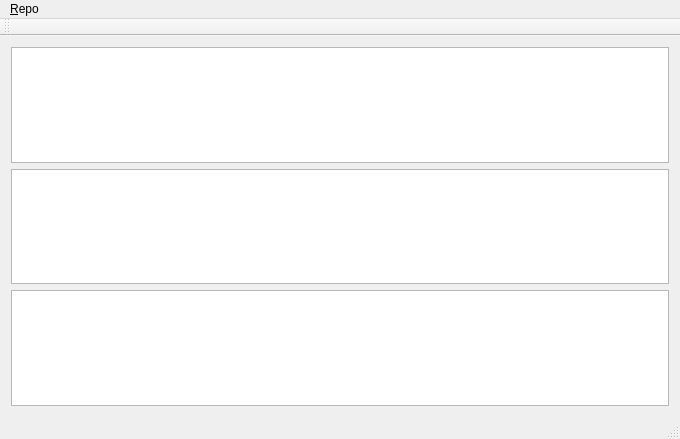
This is GitLog/logwindow.ui in zolotov-av/GitTools as Qt 5 draws it before an edit. The edited form follows.
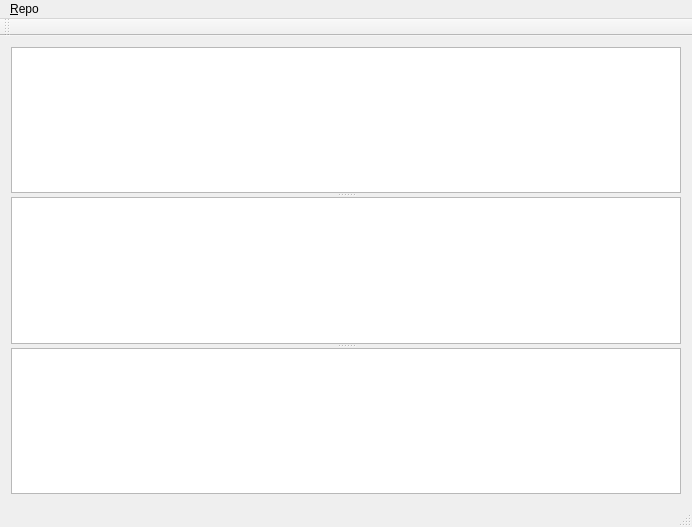
This is the edited form.

Commit message: save and restore splitter state

What changed in the file:
```diff
--- a/GitLog/logwindow.ui
+++ b/GitLog/logwindow.ui
@@ -6,8 +6,8 @@
    <rect>
     <x>0</x>
     <y>0</y>
-    <width>680</width>
-    <height>439</height>
+    <width>692</width>
+    <height>527</height>
    </rect>
   </property>
   <property name="windowTitle">
@@ -16,13 +16,14 @@
   <widget class="QWidget" name="centralWidget">
    <layout class="QVBoxLayout" name="verticalLayout">
     <item>
+     <widget class="QSplitter" name="splitter">
+      <property name="orientation">
+       <enum>Qt::Vertical</enum>
+      </property>
      <widget class="QTreeView" name="logView"/>
-    </item>
-    <item>
      <widget class="QTextEdit" name="commitMessage"/>
-    </item>
-    <item>
      <widget class="QTreeView" name="commitView"/>
+     </widget>
     </item>
    </layout>
   </widget>
@@ -31,7 +32,7 @@
     <rect>
      <x>0</x>
      <y>0</y>
-     <width>680</width>
+     <width>692</width>
      <height>25</height>
     </rect>
    </property>
```
Lines whose indentation alone changed are shown as unchanged. The commit also changes 2 other files.
